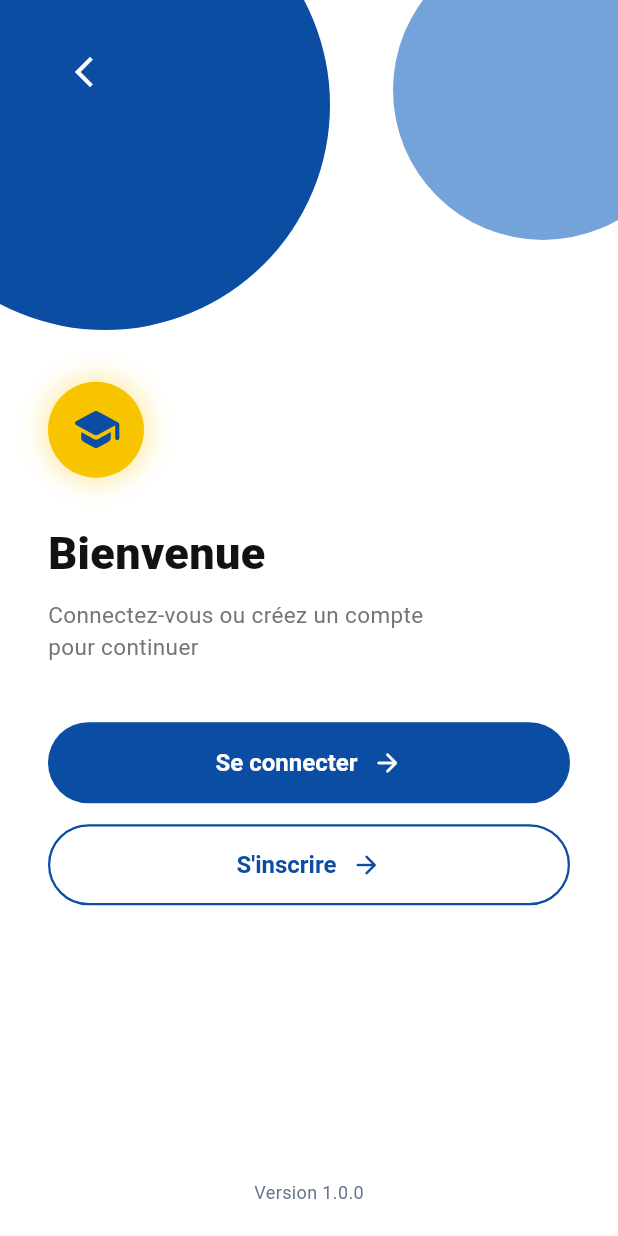
After one commit to fayimac05-cmd/version1, a Flutter app: the AuthChoicePage screen opened directly, on a phone screen of 412 x 824 dp. The commit adds this screen. Run offline on Flutter 3.47's test engine with Material 3 defaults, Android fonts, the phone set to English and light mode, and no system bars; our stand-ins replace file_picker, fl_chart, image_picker, pdf, printing, shared_preferences; accounts and stored records are empty.

Commit message:
Fix backend/frontend port mismatch and connect Supabase database
- Fix ApiService and hardcoded URLs to use port 5000 (was pointing to wrong SQLite backend on 3000)
- Fix home_tab.dart broken /api/admin/annonces endpoint to /api/annonces
- Add missing GET /api/notes/etudiant endpoint for student grade view
- Replace login/register buttons on home page with single "Commencer" button, add AuthChoicePage for login/register selection
- Rewrite schema.sql with complete DROP coverage to cleanly reset Supabase project schema

```diff
--- /dev/null
+++ b/lib/pages/auth_choice_page.dart
@@ -0,0 +1,166 @@
+import 'package:flutter/material.dart';
+import '../theme/app_palette.dart';
+import 'login_page.dart';
+import 'register_page.dart';
+
+class AuthChoicePage extends StatelessWidget {
+  const AuthChoicePage({super.key});
+
+  Route _slideRoute(Widget page) => PageRouteBuilder(
+        pageBuilder: (_, a, __) => page,
+        transitionsBuilder: (_, a, __, child) => SlideTransition(
+          position: Tween<Offset>(begin: const Offset(1, 0), end: Offset.zero)
+              .animate(CurvedAnimation(parent: a, curve: Curves.easeInOut)),
+          child: child,
+        ),
+        transitionDuration: const Duration(milliseconds: 400),
+      );
+
+  @override
+  Widget build(BuildContext context) {
+    return Scaffold(
+      backgroundColor: AppPalette.white,
+      body: Stack(
+        children: [
+          Positioned(
+            top: -80,
+            left: -80,
+            child: Container(
+              width: 300,
+              height: 300,
+              decoration: const BoxDecoration(
+                shape: BoxShape.circle,
+                color: AppPalette.blue,
+              ),
+            ),
+          ),
+          Positioned(
+            top: -40,
+            right: -50,
+            child: Container(
+              width: 200,
+              height: 200,
+              decoration: BoxDecoration(
+                shape: BoxShape.circle,
+                color: AppPalette.midBlue.withValues(alpha: 0.6),
+              ),
+            ),
+          ),
+          SafeArea(
+            child: Padding(
+              padding: const EdgeInsets.symmetric(horizontal: 32),
+              child: Column(
+                crossAxisAlignment: CrossAxisAlignment.start,
+                children: [
+                  const SizedBox(height: 24),
+                  IconButton(
+                    onPressed: () => Navigator.of(context).pop(),
+                    icon: const Icon(Icons.arrow_back_ios_new,
+                        color: AppPalette.white),
+                  ),
+                  const Spacer(),
+
+                  Container(
+                    width: 64,
+                    height: 64,
+                    decoration: BoxDecoration(
+                      color: AppPalette.yellow,
+                      shape: BoxShape.circle,
+                      boxShadow: [
+                        BoxShadow(
+                          color: AppPalette.yellow.withValues(alpha: 0.4),
+                          blurRadius: 16,
+                          spreadRadius: 2,
+                        ),
+                      ],
+                    ),
+                    child: const Icon(Icons.school_rounded,
+                        color: AppPalette.blue, size: 34),
+                  ),
+                  const SizedBox(height: 28),
+
+                  const Text(
+                    'Bienvenue',
+                    style: TextStyle(
+                      fontSize: 30,
+                      fontWeight: FontWeight.w800,
+                      color: AppPalette.black,
+                    ),
+                  ),
+                  const SizedBox(height: 8),
+                  Text(
+                    'Connectez-vous ou créez un compte\npour continuer',
+                    style: TextStyle(
+                        fontSize: 15, color: Colors.grey[600], height: 1.4),
+                  ),
+
+                  const SizedBox(height: 40),
+
+                  SizedBox(
+                    width: double.infinity,
+                    height: 54,
+                    child: ElevatedButton(
+                      onPressed: () => Navigator.of(context)
+                          .push(_slideRoute(const LoginPage())),
+                      style: ElevatedButton.styleFrom(
+                        backgroundColor: AppPalette.blue,
+                        foregroundColor: Colors.white,
+                        elevation: 0,
+                        shape: RoundedRectangleBorder(
+                            borderRadius: BorderRadius.circular(30)),
+                      ),
+                      child: const Row(
+                        mainAxisAlignment: MainAxisAlignment.center,
+                        children: [
+                          Text('Se connecter',
+                              style: TextStyle(
+                                  fontSize: 16, fontWeight: FontWeight.w600)),
+                          SizedBox(width: 10),
+                          Icon(Icons.arrow_forward_rounded, size: 20),
+                        ],
+                      ),
+                    ),
+                  ),
+                  const SizedBox(height: 14),
+
+                  SizedBox(
+                    width: double.infinity,
+                    height: 54,
+                    child: OutlinedButton(
+                      onPressed: () => Navigator.of(context)
+                          .push(_slideRoute(const RegisterPage())),
+                      style: OutlinedButton.styleFrom(
+                        foregroundColor: AppPalette.blue,
+                        side: const BorderSide(
+                            color: AppPalette.blue, width: 1.5),
+                        shape: RoundedRectangleBorder(
+                            borderRadius: BorderRadius.circular(30)),
+                      ),
+                      child: const Row(
+                        mainAxisAlignment: MainAxisAlignment.center,
+                        children: [
+                          Text("S'inscrire",
+                              style: TextStyle(
+                                  fontSize: 16, fontWeight: FontWeight.w600)),
+                          SizedBox(width: 10),
+                          Icon(Icons.arrow_forward_rounded, size: 20),
+                        ],
+                      ),
+                    ),
+                  ),
+
+                  const Spacer(),
+                  Center(
+                    child: Text('Version 1.0.0',
+                        style: TextStyle(fontSize: 12, color: AppPalette.grey)),
+                  ),
+                  const SizedBox(height: 20),
+                ],
+              ),
+            ),
+          ),
+        ],
+      ),
+    );
+  }
+}
--- a/lib/pages/chat_ia_screen.dart
+++ b/lib/pages/chat_ia_screen.dart
@@ -200,7 +200,7 @@ Ton rôle :
       final token = prefs.getString('token') ?? '';
 
       final response = await http.post(
-        Uri.parse('http://localhost:3000/api/ia/chat'),
+        Uri.parse('http://localhost:5000/api/ia/chat'),
         headers: {
           'Content-Type': 'application/json',
           'Authorization': 'Bearer $token',
--- a/lib/pages/home_tab.dart
+++ b/lib/pages/home_tab.dart
@@ -56,7 +56,7 @@ class _HomeTabState extends State<HomeTab> {
       final prefs = await SharedPreferences.getInstance();
       final token = prefs.getString('token') ?? '';
       final response = await http.get(
-        Uri.parse('http://localhost:3000/api/admin/annonces'),
+        Uri.parse('http://localhost:5000/api/annonces'),
         headers: {'Authorization': 'Bearer $token'},
       ).timeout(const Duration(seconds: 5));
 
--- a/lib/pages/notes_tab.dart
+++ b/lib/pages/notes_tab.dart
@@ -118,7 +118,7 @@ class _NotesTabState extends State<NotesTab> with SingleTickerProviderStateMixin
       final prefs = await SharedPreferences.getInstance();
       final token = prefs.getString('token') ?? '';
       final response = await http.get(
-        Uri.parse('http://localhost:3000/api/notes/etudiant'),
+        Uri.parse('http://localhost:5000/api/notes/etudiant'),
         headers: {'Authorization': 'Bearer $token'},
       ).timeout(const Duration(seconds: 5));
 
@@ -196,7 +196,7 @@ class _NotesTabState extends State<NotesTab> with SingleTickerProviderStateMixin
       final prefs = await SharedPreferences.getInstance();
       final token = prefs.getString('token') ?? '';
       final etudiantId = prefs.getString('user_id') ?? '1';
-      final url = Uri.parse('http://localhost:3000/api/notes/bulletin/$etudiantId');
+      final url = Uri.parse('http://localhost:5000/api/notes/bulletin/$etudiantId');
       final response = await http.get(url, headers: {
         'Authorization': 'Bearer $token',
       });
--- a/lib/services/api_service.dart
+++ b/lib/services/api_service.dart
@@ -3,7 +3,7 @@ import 'package:http/http.dart' as http;
 import 'package:shared_preferences/shared_preferences.dart';
 
 class ApiService {
-  static const String baseUrl = 'http://localhost:3000/api';
+  static const String baseUrl = 'http://localhost:5000/api';
 
   // ── Sauvegarder le token ─────────────────────────────────
   static Future<void> saveToken(String token, {int? userId}) async {
```
Also changed, not shown: lib/pages/splash_screen.dart (+5 -33 lines), 3 other files.
